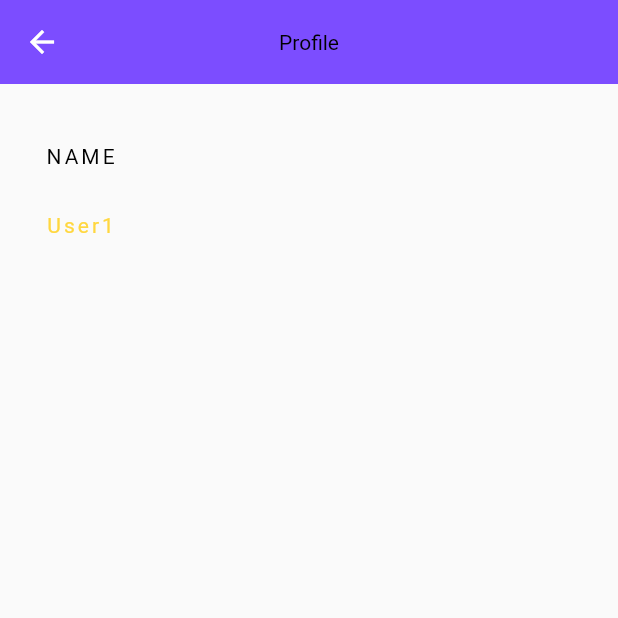
After one commit to soroel/hello_futter, a Flutter app: the Profile screen opened directly, on a phone screen of 412 x 824 dp, the top half of it. The commit adds this screen. Run offline on Flutter 3.47's test engine with Material 2 defaults, Android fonts, the phone set to English and light mode, and no system bars.

Commit message:
profile screen

```diff
--- /dev/null
+++ b/lib/profile_ID.dart
@@ -0,0 +1,52 @@
+
+import 'package:flutter/material.dart';
+
+class Profile extends StatefulWidget {
+  const Profile({
+    Key,key,
+  }) : super(key: key);
+
+  @override
+  _ProfileState createState() => _ProfileState();
+}
+
+class _ProfileState extends State<Profile> {
+  @override
+  Widget build(BuildContext context) {
+    return Scaffold(
+      appBar: AppBar(
+        title: const Text('Profile'),
+        centerTitle: true,
+        titleTextStyle: const TextStyle(color: Colors.black),
+        elevation: 0.0,
+        backgroundColor: Colors.deepPurpleAccent,
+      ),
+      body: Padding(
+        padding: const EdgeInsets.fromLTRB(30.0, 40.0, 30.0, 0.0),
+        child: Column(
+          children: const <Widget>[
+            Text(
+              'NAME',
+              style: TextStyle(
+                color: Colors.black,
+                letterSpacing: 2.0,
+              ),
+            ),
+            SizedBox(height: 30.0),
+            Text(
+              'User1',
+              style: TextStyle(
+                color: Colors.amberAccent,
+                letterSpacing: 2.0,
+              ),
+            ),
+          ],
+        ),
+      ),
+    );
+  }
+}
+
+// Path: lib\profile_ID.dart
+
+// Compare this snippet from lib\main.dart:
```
Also changed, not shown: lib/main.dart (+22 -8 lines), lib/profile_screen.dart (added, +52 -0 lines), 1 other file.
